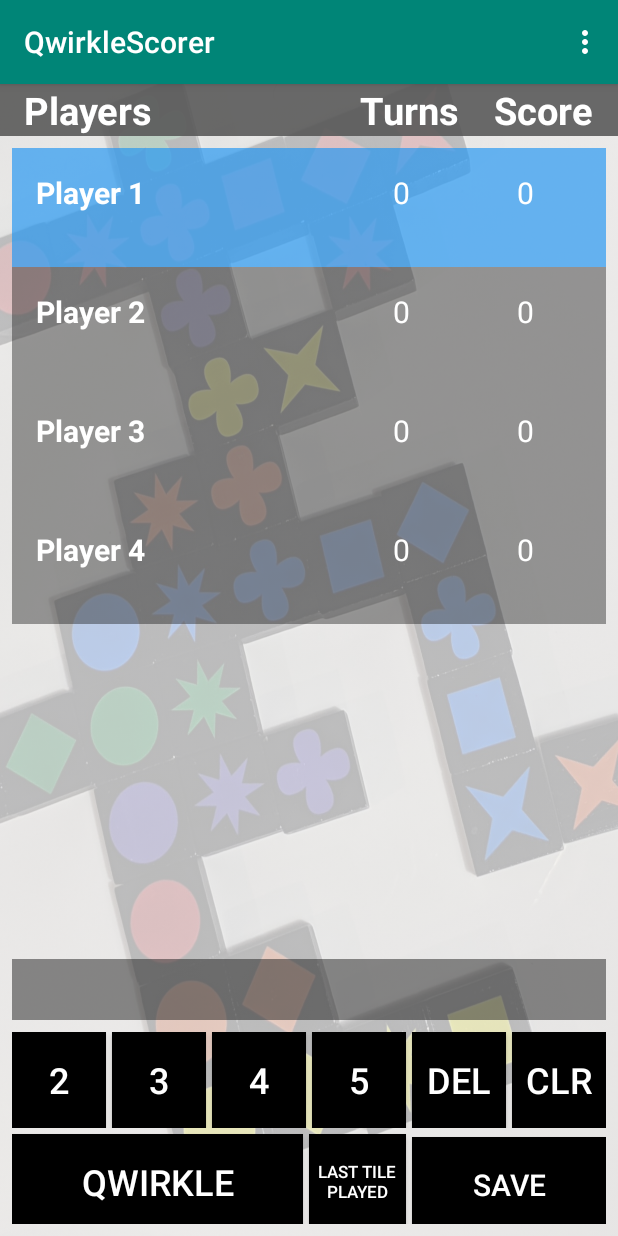
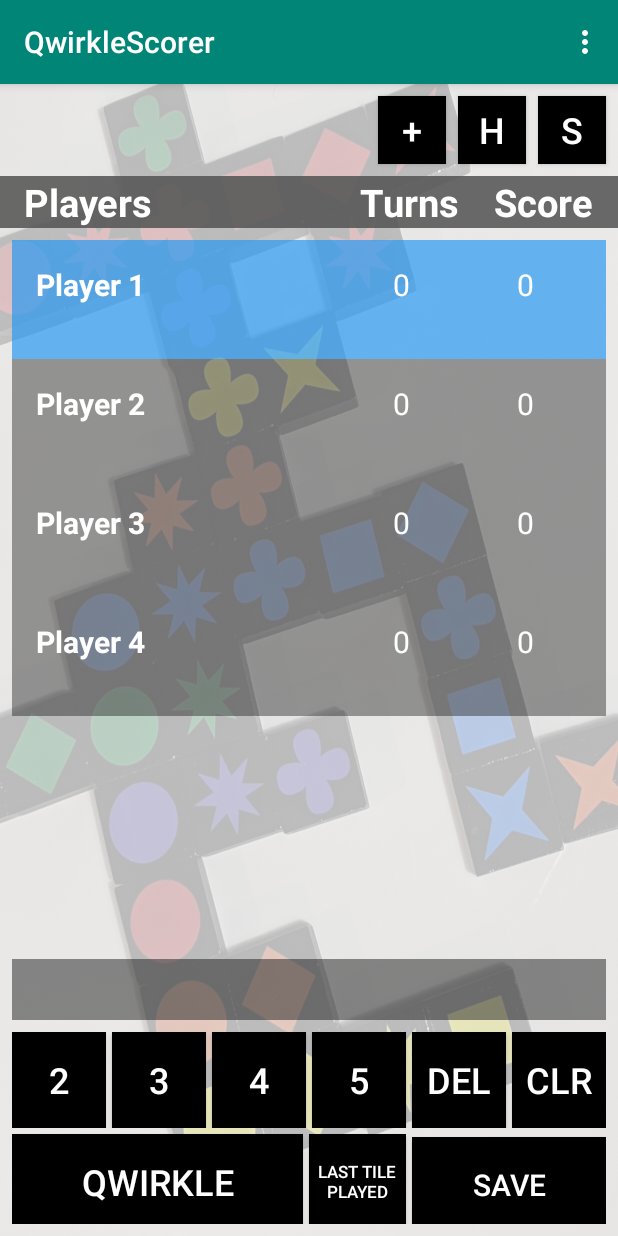
Before and after one commit to lucascowe/QwirkleScorer, an Android app: the screen it shows after launch (MainActivity), on a phone screen of 412 x 824 dp. Run offline under Robolectric (Android 15) with nearby library versions, the phone set to English and light mode, and no system bars.

Commit message:
Added buttons at top to replace menu

```diff
--- a/app/src/main/java/keepitsimple/store/qwirklescorer/RecAdapter.java
+++ b/app/src/main/java/keepitsimple/store/qwirklescorer/RecAdapter.java
@@ -61,7 +61,7 @@ public class RecAdapter extends RecyclerView.Adapter<RecAdapter.ViewHolder> {
 
     public interface RecListener {
         boolean onRecClick(int position);
-        boolean onRecLongClick(int position);
+        void onRecLongClick(int position);
     }
 
     @NonNull
--- a/app/src/main/res/layout/activity_history.xml
+++ b/app/src/main/res/layout/activity_history.xml
@@ -146,6 +146,7 @@
         android:id="@+id/historyRecyclerView"
         android:layout_width="match_parent"
         android:layout_height="wrap_content"
+        android:layout_marginBottom="32dp"
         android:background="#DD555555"
         android:textColor="@android:color/white"
         app:layout_constraintBottom_toBottomOf="parent"
--- a/app/src/main/res/layout/activity_main.xml
+++ b/app/src/main/res/layout/activity_main.xml
@@ -9,14 +9,57 @@
     android:backgroundTintMode="src_atop"
     tools:context=".MainActivity">
 
+    <Button
+        android:id="@+id/addPlayerButton"
+        android:layout_width="45dp"
+        android:layout_height="45dp"
+        android:layout_marginTop="8dp"
+        android:layout_marginEnd="8dp"
+        android:background="@android:color/black"
+        android:onClick="addPlayer"
+        android:text="+"
+        android:textColor="#FFFFFFFF"
+        android:textSize="24sp"
+        app:layout_constraintEnd_toStartOf="@id/historyButton"
+        app:layout_constraintTop_toTopOf="parent" />
+
+    <Button
+        android:id="@+id/historyButton"
+        android:layout_width="45dp"
+        android:layout_height="45dp"
+        android:layout_marginTop="8dp"
+        android:layout_marginEnd="8dp"
+        android:background="@android:color/black"
+        android:onClick="openHistory"
+        android:text="H"
+        android:textColor="#FFFFFFFF"
+        android:textSize="24sp"
+        app:layout_constraintEnd_toStartOf="@id/settingsButton"
+        app:layout_constraintTop_toTopOf="parent" />
+
+    <Button
+        android:id="@+id/settingsButton"
+        android:layout_width="45dp"
+        android:layout_height="45dp"
+        android:layout_marginTop="8dp"
+        android:layout_marginEnd="8dp"
+        android:text="S"
+        android:textSize="24sp"
+        app:layout_constraintEnd_toEndOf="parent"
+        android:background="@android:color/black"
+        android:textColor="#FFFFFFFF"
+        app:layout_constraintTop_toTopOf="parent" />
+
     <LinearLayout
         android:id="@+id/headerDataLinearLayout"
         android:layout_width="match_parent"
         android:layout_height="wrap_content"
+        android:layout_marginTop="8dp"
         android:background="#DD555555"
         android:orientation="horizontal"
         android:weightSum="40"
-        app:layout_constraintTop_toTopOf="parent">
+        app:layout_constraintStart_toStartOf="parent"
+        app:layout_constraintTop_toBottomOf="@id/addPlayerButton">
 
         <TextView
             android:id="@+id/player0TextView"
@@ -224,7 +267,7 @@
     <androidx.recyclerview.widget.RecyclerView
         android:id="@+id/recyclerView"
         android:layout_width="match_parent"
-        android:layout_height="443dp"
+        android:layout_height="425dp"
         android:layout_marginStart="8dp"
         android:layout_marginTop="8dp"
         android:layout_marginEnd="8dp"
```
Also changed, not shown: app/src/main/java/keepitsimple/store/qwirklescorer/MainActivity.java (+60 -25 lines).
